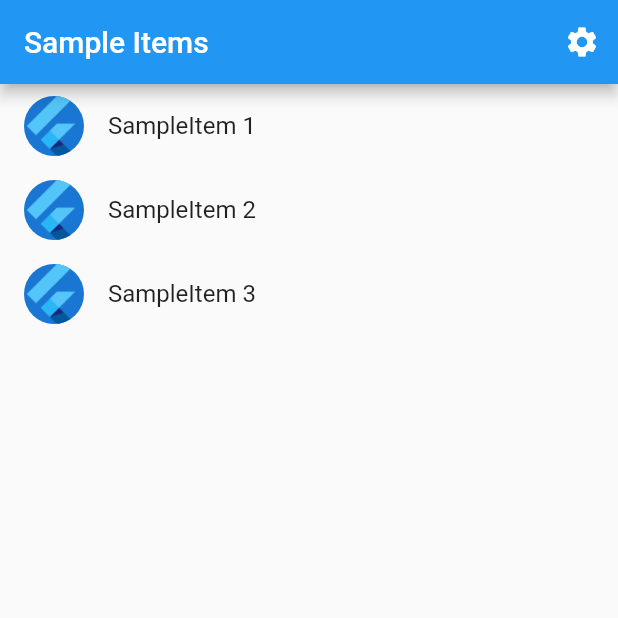
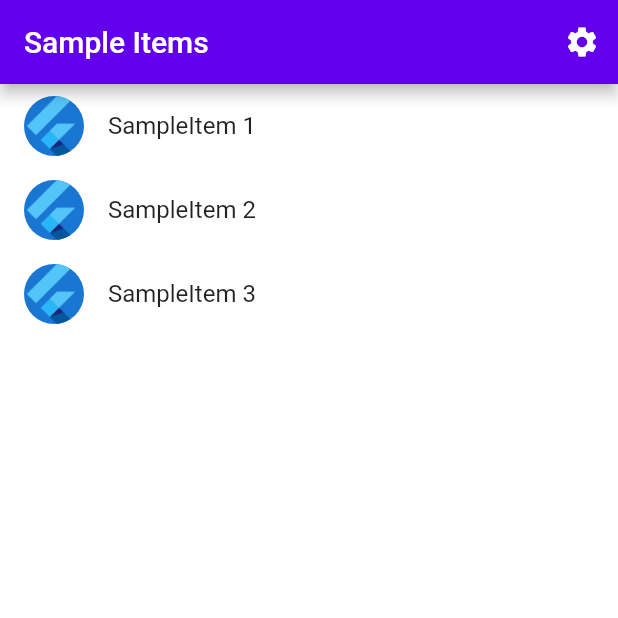
Before and after one commit to mono0926/flutter_skeleton, a Flutter app: the screen it shows after launch, on a phone screen of 412 x 824 dp, the top half of it. Run offline on Flutter 3.47's test engine with Material 2 defaults, Android fonts, the phone set to English and light mode, and no system bars; our stand-ins replace flutter_riverpod, freezed_annotation, shared_preferences; generated files the repository leaves out were written again.

Commit message:
Enhance theme

```diff
--- a/lib/src/app.dart
+++ b/lib/src/app.dart
@@ -30,8 +30,8 @@ class MyApp extends ConsumerWidget {
             ],
             onGenerateTitle: (BuildContext context) =>
                 AppLocalizations.of(context)!.appTitle,
-            theme: ThemeData(),
-            darkTheme: ThemeData.dark(),
+            theme: ThemeData.from(colorScheme: const ColorScheme.light()),
+            darkTheme: ThemeData.from(colorScheme: const ColorScheme.dark()),
             themeMode: themeMode,
             onGenerateRoute: (RouteSettings routeSettings) {
               return MaterialPageRoute<void>(
```
